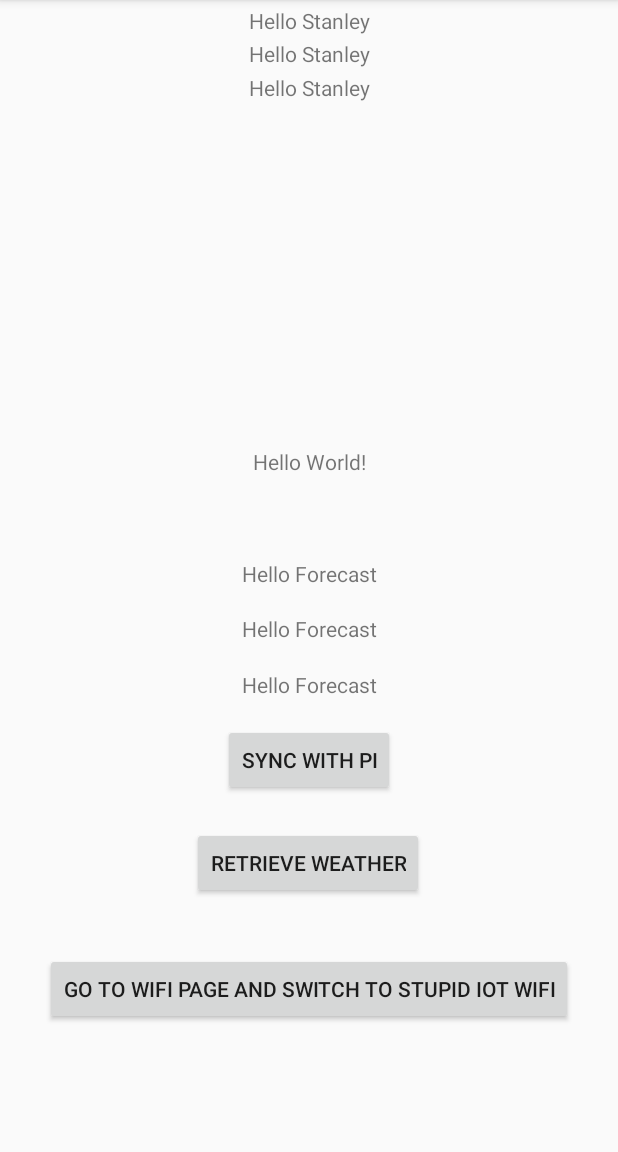
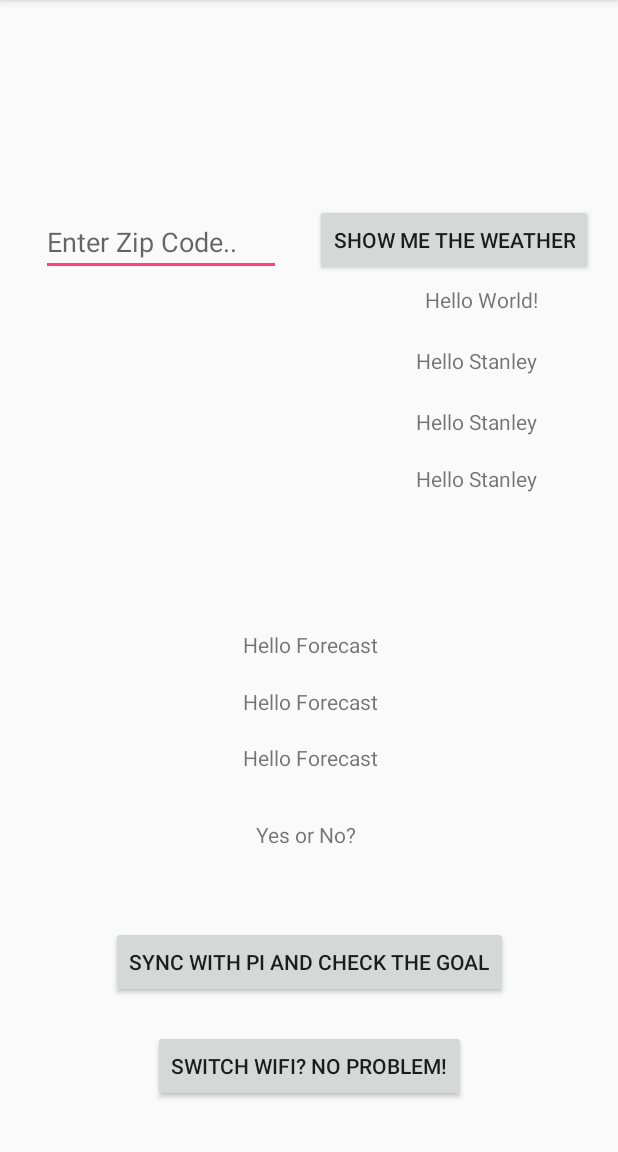
Before and after one commit to Stanley9733/Internet-of-Things, an Android app: the screen it shows after launch (MainActivity), on a phone screen of 412 x 824 dp, the part 84-1236 px from its top. Run offline under Robolectric (Android 15) with nearby library versions, the phone set to English and light mode, and no system bars; our stand-ins replace Picasso, Volley; libraries missing offline, so code that uses them is left out: org.eclipse.paho; pictures from the network do not load; 2 statements that could not run were skipped.

Commit message:
users now can search by zipcode

```diff
--- a/Milestone 4/Milestone 4/app/src/main/java/com/example/milestone4/MainActivity.kt
+++ b/Milestone 4/Milestone 4/app/src/main/java/com/example/milestone4/MainActivity.kt
@@ -1,29 +1,30 @@
 package com.example.milestone4
 
-import android.content.Context
+import android.R.string
 import android.content.Intent
-import java.text.SimpleDateFormat
-import java.util.*
-import com.google.gson.annotations.SerializedName
-import kotlin.collections.ArrayList
 import android.os.Bundle
 import android.provider.Settings
 import android.support.v7.app.AppCompatActivity
+import android.text.TextUtils
 import android.widget.Button
 import android.widget.ImageView
 import android.widget.TextView
+import com.android.volley.RequestQueue
+import com.android.volley.toolbox.StringRequest
+import com.android.volley.toolbox.Volley
+import com.google.gson.Gson
+import com.google.gson.annotations.SerializedName
+import com.squareup.picasso.Picasso
+import kotlinx.android.synthetic.main.activity_main.*
 import org.eclipse.paho.android.service.MqttAndroidClient
 import org.eclipse.paho.client.mqttv3.IMqttDeliveryToken
 import org.eclipse.paho.client.mqttv3.MqttCallbackExtended
 import org.eclipse.paho.client.mqttv3.MqttMessage
-import com.google.gson.Gson
-import com.squareup.picasso.Picasso
-import com.android.volley.RequestQueue
-import com.android.volley.toolbox.StringRequest
-import com.android.volley.toolbox.Volley
-import kotlinx.android.synthetic.main.activity_main.*
-import kotlinx.android.synthetic.main.activity_main.view.*
+import java.text.SimpleDateFormat
+import java.util.*
+import kotlin.collections.ArrayList
 import kotlin.math.round
+
 
 class MainActivity : AppCompatActivity() {
 
@@ -31,6 +32,7 @@ class MainActivity : AppCompatActivity() {
     // I'm using lateinit for these widgets because I read that repeated calls to findViewById
     // are energy intensive
     lateinit var textView: TextView
+    lateinit var weather: TextView
     lateinit var maxweather: TextView
     lateinit var minweather: TextView
     lateinit var forecastmaxweather: TextView
@@ -69,6 +71,7 @@ class MainActivity : AppCompatActivity() {
         super.onCreate(savedInstanceState)
         setContentView(R.layout.activity_main)
         textView = this.findViewById(R.id.text)
+        weather = this.findViewById(R.id.weather)
         maxweather = this.findViewById(R.id.maxweather)
         forecastmaxweather = this.findViewById(R.id.forecastmaxweather)
         forecastminweather = this.findViewById(R.id.forecastminweather)
@@ -139,16 +142,21 @@ class MainActivity : AppCompatActivity() {
     }
 
     fun requestWeather(){
-        val url = StringBuilder("https://api.openweathermap.org/data/2.5/weather?q=austin&appid=237a2971d5e68747c681fc1e13bfe6d3").toString()
+//        var zipcode = zipcode.text
+        val zip = zipcode.text.toString().trim()
+        if (TextUtils.isEmpty(zip)) {
+            zipcode.setError("Please Enter a valid Zip Code!")
+        } else { //do something
+            val url = StringBuilder("https://api.openweathermap.org/data/2.5/weather?zip="+zip+",us&appid=237a2971d5e68747c681fc1e13bfe6d3").toString()
             val stringRequest = object : StringRequest(com.android.volley.Request.Method.GET, url,
                     com.android.volley.Response.Listener<String> { response ->
                         //textView.text = response
                         mostRecentWeatherResult = gson.fromJson(response, WeatherResult::class.java)
                         var imageID = mostRecentWeatherResult.weather.get(0).icon
 //                    textView.text = mostRecentWeatherResult.weather.get(0).description
-                    textView.text = mostRecentWeatherResult.weather.get(0).description
-                    maxweather.text = "The maximum tempature for today is ".plus(round(mostRecentWeatherResult.main.temp_max*1.8-459.67).toString())
-                    minweather.text = "The minimum tempature for today is ".plus(round(mostRecentWeatherResult.main.temp_min*1.8-459.67).toString())
+                        weather.text = mostRecentWeatherResult.weather.get(0).description
+                        maxweather.text = "The maximum tempature for today is ".plus(round(mostRecentWeatherResult.main.temp_max*1.8-459.67).toString()).plus("℉")
+                        minweather.text = "The minimum tempature for today is ".plus(round(mostRecentWeatherResult.main.temp_min*1.8-459.67).toString()).plus("℉")
                         var raintoday: Double? = checkRain(mostRecentWeatherResult)
                         precipitation.text = "The precipitation for today is ".plus(raintoday.toString())
 
@@ -164,7 +172,7 @@ class MainActivity : AppCompatActivity() {
                     com.android.volley.Response.ErrorListener { println("******That didn't work!") }) {}
             queue.add(stringRequest)
 //
-        val url_tmr = StringBuilder("https://api.openweathermap.org/data/2.5/forecast?q=austin&appid=237a2971d5e68747c681fc1e13bfe6d3").toString()
+            val url_tmr = StringBuilder("https://api.openweathermap.org/data/2.5/forecast?zip="+zip+",us&appid=237a2971d5e68747c681fc1e13bfe6d3").toString()
             val stringRequest_tmr = object : StringRequest(com.android.volley.Request.Method.GET, url_tmr,
                     com.android.volley.Response.Listener<String> { response ->
                         //textView.text = response
@@ -225,9 +233,9 @@ class MainActivity : AppCompatActivity() {
                         val averageRain : Double = calculateAverageDouble(rains)
 
 
-                    forecastmaxweather.text = "The maximum tempature for tomorrow is ".plus(averageMaxTemp).toString()
-                    forecastminweather.text = "The minimum tempature for tomorrow is ".plus(averageMinTemp).toString()
-                    forecastprecipitation.text = "The precipitation for tomorrow is ".plus(averageRain).toString()
+                        forecastmaxweather.text = "The maximum tempature for tomorrow is ".plus(averageMaxTemp).plus("℉")
+                        forecastminweather.text = "The minimum tempature for tomorrow is ".plus(averageMinTemp).plus("℉")
+                        forecastprecipitation.text = "The precipitation for tomorrow is ".plus(averageRain)
 
 
                         weatherDescription= "{\"tmrlow\":" + averageMinTemp + ", \"tmrhigh\": " + averageMaxTemp +
@@ -247,6 +255,9 @@ class MainActivity : AppCompatActivity() {
                     com.android.volley.Response.ErrorListener { println("******Not able to get forecast!") }) {}
             // Add the request to the RequestQueue.
             queue.add(stringRequest_tmr)
+        }
+
+
 
 
     }
--- a/Milestone 4/Milestone 4/app/src/main/res/layout/activity_main.xml
+++ b/Milestone 4/Milestone 4/app/src/main/res/layout/activity_main.xml
@@ -6,19 +6,28 @@
     android:layout_height="match_parent"
     tools:context=".MainActivity">
 
-    <TextView
-        android:id="@+id/text"
-        android:layout_width="wrap_content"
-        android:layout_height="23dp"
-        android:text="Hello World!"
+
+    <EditText
+        android:id="@+id/zipcode"
+        android:layout_width="160dp"
+        android:layout_height="wrap_content"
+        android:layout_marginStart="12dp"
+        android:layout_marginBottom="584dp"
+        android:hint="Enter Zip Code.."
         app:layout_constraintBottom_toBottomOf="parent"
         app:layout_constraintEnd_toEndOf="parent"
-        app:layout_constraintLeft_toLeftOf="parent"
-        app:layout_constraintRight_toRightOf="parent"
-        app:layout_constraintStart_toStartOf="parent"
-        app:layout_constraintTop_toTopOf="parent"
-        app:layout_constraintVertical_bias="0.4" />
+        app:layout_constraintHorizontal_bias="0.063"
+        app:layout_constraintStart_toStartOf="parent" />
 
+    <ImageView
+        android:id="@+id/imageView"
+        android:layout_width="110dp"
+        android:layout_height="60dp"
+        android:layout_marginBottom="232dp"
+        app:layout_constraintBottom_toTopOf="@+id/syncButton"
+        app:layout_constraintEnd_toEndOf="parent"
+        app:layout_constraintHorizontal_bias="0.009"
+        app:layout_constraintStart_toStartOf="parent" />
 
     <TextView
         android:id="@+id/maxweather"
@@ -27,11 +36,27 @@
         android:text="Hello Stanley"
         app:layout_constraintBottom_toBottomOf="parent"
         app:layout_constraintEnd_toEndOf="parent"
+        app:layout_constraintHorizontal_bias="0.838"
         app:layout_constraintLeft_toLeftOf="parent"
         app:layout_constraintRight_toRightOf="parent"
         app:layout_constraintStart_toStartOf="parent"
         app:layout_constraintTop_toTopOf="parent"
-        app:layout_constraintVertical_bias="0.005" />
+        app:layout_constraintVertical_bias="0.31" />
+
+    <TextView
+        android:id="@+id/weather"
+        android:layout_width="wrap_content"
+        android:layout_height="23dp"
+        android:text="Hello World!"
+        app:layout_constraintBottom_toBottomOf="parent"
+        app:layout_constraintEnd_toEndOf="parent"
+        app:layout_constraintHorizontal_bias="0.841"
+        app:layout_constraintLeft_toLeftOf="parent"
+        app:layout_constraintRight_toRightOf="parent"
+        app:layout_constraintStart_toStartOf="parent"
+        app:layout_constraintTop_toTopOf="parent"
+        app:layout_constraintVertical_bias="0.255" />
+
 
     <TextView
         android:id="@+id/minweather"
@@ -40,11 +65,12 @@
         android:text="Hello Stanley"
         app:layout_constraintBottom_toBottomOf="parent"
         app:layout_constraintEnd_toEndOf="parent"
+        app:layout_constraintHorizontal_bias="0.838"
         app:layout_constraintLeft_toLeftOf="parent"
         app:layout_constraintRight_toRightOf="parent"
         app:layout_constraintStart_toStartOf="parent"
         app:layout_constraintTop_toTopOf="parent"
-        app:layout_constraintVertical_bias="0.035" />
+        app:layout_constraintVertical_bias="0.364" />
 
     <TextView
         android:id="@+id/precipitation"
@@ -53,12 +79,26 @@
         android:text="Hello Stanley"
         app:layout_constraintBottom_toBottomOf="parent"
         app:layout_constraintEnd_toEndOf="parent"
+        app:layout_constraintHorizontal_bias="0.838"
         app:layout_constraintLeft_toLeftOf="parent"
         app:layout_constraintRight_toRightOf="parent"
         app:layout_constraintStart_toStartOf="parent"
         app:layout_constraintTop_toTopOf="parent"
-        app:layout_constraintVertical_bias="0.065" />
+        app:layout_constraintVertical_bias="0.415" />
 
+    <TextView
+        android:id="@+id/forecastprecipitation"
+        android:layout_width="wrap_content"
+        android:layout_height="23dp"
+        android:text="Hello Forecast"
+        app:layout_constraintBottom_toBottomOf="parent"
+        app:layout_constraintEnd_toEndOf="parent"
+        app:layout_constraintHorizontal_bias="0.503"
+        app:layout_constraintLeft_toLeftOf="parent"
+        app:layout_constraintRight_toRightOf="parent"
+        app:layout_constraintStart_toStartOf="parent"
+        app:layout_constraintTop_toTopOf="parent"
+        app:layout_constraintVertical_bias="0.665" />
 
     <TextView
         android:id="@+id/forecastmaxweather"
@@ -67,11 +107,12 @@
         android:text="Hello Forecast"
         app:layout_constraintBottom_toBottomOf="parent"
         app:layout_constraintEnd_toEndOf="parent"
+        app:layout_constraintHorizontal_bias="0.503"
         app:layout_constraintLeft_toLeftOf="parent"
         app:layout_constraintRight_toRightOf="parent"
         app:layout_constraintStart_toStartOf="parent"
         app:layout_constraintTop_toTopOf="parent"
-        app:layout_constraintVertical_bias="0.5" />
+        app:layout_constraintVertical_bias="0.564" />
 
     <TextView
         android:id="@+id/forecastminweather"
@@ -80,26 +121,12 @@
         android:text="Hello Forecast"
         app:layout_constraintBottom_toBottomOf="parent"
         app:layout_constraintEnd_toEndOf="parent"
+        app:layout_constraintHorizontal_bias="0.503"
         app:layout_constraintLeft_toLeftOf="parent"
         app:layout_constraintRight_toRightOf="parent"
         app:layout_constraintStart_toStartOf="parent"
         app:layout_constraintTop_toTopOf="parent"
-        app:layout_constraintVertical_bias="0.55" />
-
-
-    <TextView
-        android:id="@+id/forecastprecipitation"
-        android:layout_width="wrap_content"
-        android:layout_height="23dp"
-        android:text="Hello Forecast"
-        app:layout_constraintBottom_toBottomOf="parent"
-        app:layout_constraintEnd_toEndOf="parent"
-        app:layout_constraintLeft_toLeftOf="parent"
-        app:layout_constraintRight_toRightOf="parent"
-        app:layout_constraintStart_toStartOf="parent"
-        app:layout_constraintTop_toTopOf="parent"
-        app:layout_constraintVertical_bias="0.60" />
-
+        app:layout_constraintVertical_bias="0.615" />
 
     <Button
         android:id="@+id/syncButton"
@@ -107,12 +134,27 @@
         android:layout_height="wrap_content"
         android:layout_marginTop="8dp"
         android:layout_marginBottom="8dp"
-        android:text="Sync with Pi"
+        android:text="Sync with Pi and Check the goal"
         app:layout_constraintBottom_toBottomOf="parent"
         app:layout_constraintEnd_toEndOf="parent"
         app:layout_constraintStart_toStartOf="parent"
         app:layout_constraintTop_toBottomOf="@+id/text"
-        app:layout_constraintVertical_bias="0.4" />
+        app:layout_constraintVertical_bias="0.254" />
+
+    <TextView
+        android:id="@+id/text"
+        android:layout_width="wrap_content"
+        android:layout_height="40dp"
+        android:text="Yes or No? "
+        android:gravity="center"
+        app:layout_constraintBottom_toBottomOf="parent"
+        app:layout_constraintEnd_toEndOf="parent"
+        app:layout_constraintHorizontal_bias="0.498"
+        app:layout_constraintLeft_toLeftOf="parent"
+        app:layout_constraintRight_toRightOf="parent"
+        app:layout_constraintStart_toStartOf="parent"
+        app:layout_constraintTop_toTopOf="parent"
+        app:layout_constraintVertical_bias="0.737" />
 
     <Button
         android:id="@+id/wifiButton"
@@ -120,7 +162,7 @@
         android:layout_height="wrap_content"
         android:layout_marginTop="8dp"
         android:layout_marginBottom="8dp"
-        android:text="Go to Wifi Page and switch to stupid IoT wifi"
+        android:text="Switch Wifi? No Problem!"
         app:layout_constraintBottom_toBottomOf="parent"
         app:layout_constraintEnd_toEndOf="parent"
         app:layout_constraintStart_toStartOf="parent"
@@ -132,30 +174,12 @@
         android:id="@+id/retrieveButton"
         android:layout_width="wrap_content"
         android:layout_height="wrap_content"
-        android:layout_marginTop="8dp"
-        android:layout_marginBottom="8dp"
-        android:text="Retrieve Weather"
+        android:layout_marginBottom="584dp"
+        android:text="Show me the Weather"
         app:layout_constraintBottom_toBottomOf="parent"
         app:layout_constraintEnd_toEndOf="parent"
-        app:layout_constraintHorizontal_bias="0.498"
-        app:layout_constraintStart_toStartOf="parent"
-        app:layout_constraintTop_toBottomOf="@+id/text"
-        app:layout_constraintVertical_bias="0.581" />
+        app:layout_constraintHorizontal_bias="0.927"
+        app:layout_constraintStart_toStartOf="parent" />
 
-    <ImageView
-        android:id="@+id/imageView"
-        android:layout_width="wrap_content"
-        android:layout_height="wrap_content"
-        android:layout_marginStart="170dp"
-        android:layout_marginTop="50dp"
-        android:layout_marginEnd="170dp"
-        android:layout_marginBottom="419dp"
-        app:layout_constraintBottom_toBottomOf="parent"
-        app:layout_constraintEnd_toEndOf="parent"
-        app:layout_constraintHorizontal_bias="1.0"
-        app:layout_constraintStart_toStartOf="parent"
-        app:layout_constraintTop_toBottomOf="@+id/retrieveButton"
-        app:layout_constraintVertical_bias="1.1"
-        app:srcCompat="@mipmap/ic_launcher" />
 
 </android.support.constraint.ConstraintLayout>
```
Lines whose indentation alone changed are shown as unchanged.
